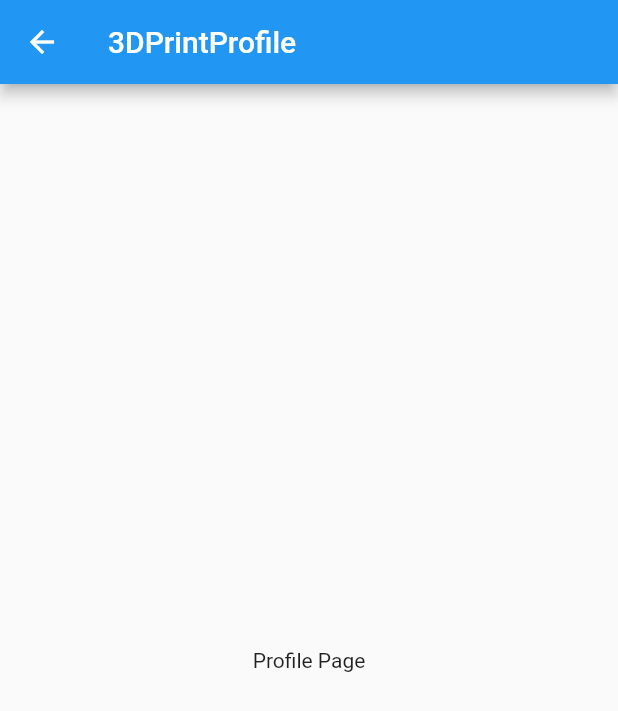
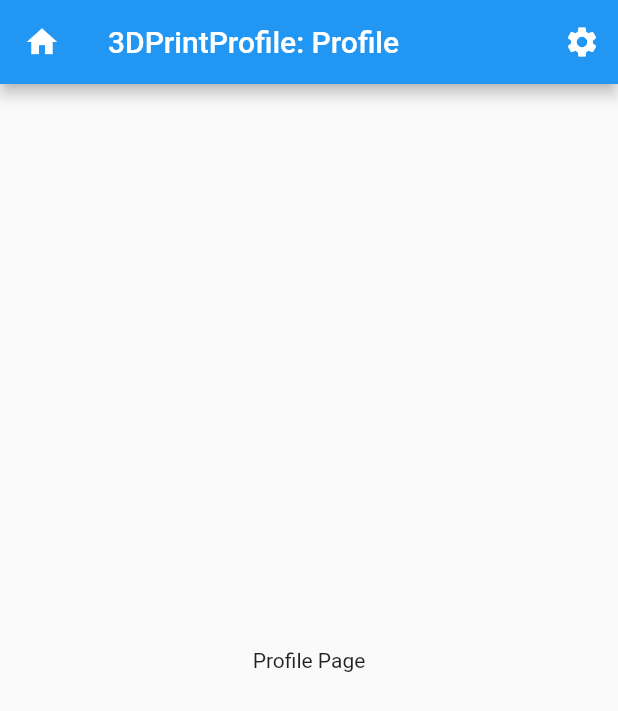
Before and after one commit to trevclaridge/3DPrintProfile, a Flutter app: the screen it shows after launch, after a tap on "Go to Profile", on a phone screen of 412 x 824 dp. Shown: the top 711 px of the screen. Run offline on Flutter 3.47's test engine with Material 2 defaults, Android fonts, the phone set to English and light mode, and no system bars.

Commit message:
add pAppBar

```diff
--- a/lib/main.dart
+++ b/lib/main.dart
@@ -1,6 +1,5 @@
 import 'package:flutter/material.dart';
 import 'package:print_profile/view/view.dart';
-import 'package:print_profile/model/model.dart';
 
 void main() {
   runApp(const MyApp());
--- a/lib/view/pages/profile_page.dart
+++ b/lib/view/pages/profile_page.dart
@@ -7,7 +7,25 @@ class MyProfilePage extends StatelessWidget {
   @override
   Widget build(BuildContext context) {
     return Scaffold(
-      appBar: const PAppBar(),
+      appBar: AppBar(
+        leading: IconButton(
+          onPressed: () => Navigator.pushNamed(context, 'home'),
+          icon: const Icon(Icons.home),
+        ),
+        title: const Text('3DPrintProfile: Profile'),
+        actions: [
+          IconButton(
+            onPressed: () {
+              ScaffoldMessenger.of(context).showSnackBar(
+                const SnackBar(
+                  content: Text("Settings Not Implemented"),
+                ),
+              );
+            },
+            icon: const Icon(Icons.settings),
+          ),
+        ],
+      ),
       body: Center(
         child: Column(
           mainAxisAlignment: MainAxisAlignment.center,
--- a/lib/view/view.dart
+++ b/lib/view/view.dart
@@ -2,8 +2,8 @@ library view;
 
 import 'package:flutter/material.dart';
 
-part 'widgets/pAppBar.dart';
 part 'pages/home_page.dart';
 part 'pages/profile_page.dart';
 part 'theme/palette.dart';
 part 'theme/theme.dart';
+part 'widgets/pAppBar.dart';
--- a/lib/view/widgets/pAppBar.dart
+++ b/lib/view/widgets/pAppBar.dart
@@ -1,3 +1,5 @@
+// ignore_for_file: file_names
+
 part of view;
 
 class PAppBar extends StatelessWidget with PreferredSizeWidget {
@@ -6,7 +8,13 @@ class PAppBar extends StatelessWidget with PreferredSizeWidget {
   @override
   Widget build(BuildContext context) {
     return AppBar(
-      title: Text('3DPrintProfile'),
+      title: const Text('3DPrintProfile'),
+      actions: [
+        IconButton(
+          onPressed: () => Navigator.pushNamed(context, 'profile'),
+          icon: const Icon(Icons.account_circle_sharp),
+        ),
+      ],
     );
   }
 
```
